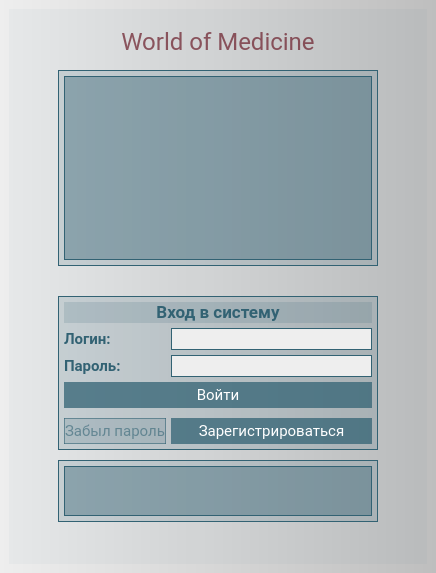
This is wom/GUI/UI/common/Login.ui in Spike2250/WoM as Qt 5 draws it before an edit. The edited form follows.
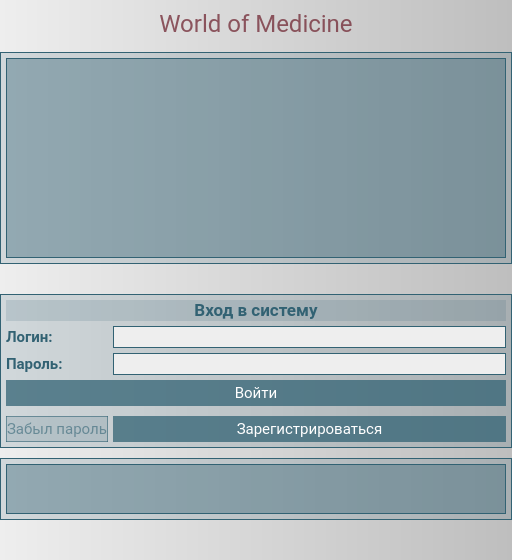
This is the edited form.

```diff
--- a/wom/GUI/UI/common/Login.ui
+++ b/wom/GUI/UI/common/Login.ui
@@ -1,582 +1,15 @@
 <?xml version="1.0" encoding="UTF-8"?>
 <ui version="4.0">
- <class>MainMenu</class>
- <widget class="QMainWindow" name="MainMenu">
+ <class>Login</class>
+ <widget class="QWidget" name="Login">
   <property name="geometry">
    <rect>
     <x>0</x>
     <y>0</y>
-    <width>436</width>
-    <height>573</height>
+    <width>512</width>
+    <height>560</height>
    </rect>
   </property>
-  <property name="minimumSize">
-   <size>
-    <width>0</width>
-    <height>0</height>
-   </size>
-  </property>
-  <property name="maximumSize">
-   <size>
-    <width>16777215</width>
-    <height>16777215</height>
-   </size>
-  </property>
-  <property name="baseSize">
-   <size>
-    <width>0</width>
-    <height>0</height>
-   </size>
-  </property>
-  <property name="palette">
-   <palette>
-    <active>
-     <colorrole role="WindowText">
-      <brush brushstyle="SolidPattern">
-       <color alpha="255">
-        <red>0</red>
-        <green>0</green>
-        <blue>0</blue>
-       </color>
-      </brush>
-     </colorrole>
-     <colorrole role="Button">
-      <brush brushstyle="LinearGradientPattern">
-       <gradient startx="0.000000000000000" starty="0.000000000000000" endx="1.000000000000000" endy="0.000000000000000" type="LinearGradient" spread="PadSpread" coordinatemode="ObjectBoundingMode">
-        <gradientstop position="0.000000000000000">
-         <color alpha="255">
-          <red>238</red>
-          <green>238</green>
-          <blue>238</blue>
-         </color>
-        </gradientstop>
-        <gradientstop position="1.000000000000000">
-         <color alpha="255">
-          <red>190</red>
-          <green>190</green>
-          <blue>190</blue>
-         </color>
-        </gradientstop>
-       </gradient>
-      </brush>
-     </colorrole>
-     <colorrole role="Light">
-      <brush brushstyle="SolidPattern">
-       <color alpha="255">
-        <red>255</red>
-        <green>255</green>
-        <blue>255</blue>
-       </color>
-      </brush>
-     </colorrole>
-     <colorrole role="Midlight">
-      <brush brushstyle="SolidPattern">
-       <color alpha="255">
-        <red>255</red>
-        <green>255</green>
-        <blue>255</blue>
-       </color>
-      </brush>
-     </colorrole>
-     <colorrole role="Dark">
-      <brush brushstyle="SolidPattern">
-       <color alpha="255">
-        <red>127</red>
-        <green>127</green>
-        <blue>127</blue>
-       </color>
-      </brush>
-     </colorrole>
-     <colorrole role="Mid">
-      <brush brushstyle="SolidPattern">
-       <color alpha="255">
-        <red>170</red>
-        <green>170</green>
-        <blue>170</blue>
-       </color>
-      </brush>
-     </colorrole>
-     <colorrole role="Text">
-      <brush brushstyle="SolidPattern">
-       <color alpha="255">
-        <red>0</red>
-        <green>0</green>
-        <blue>0</blue>
-       </color>
-      </brush>
-     </colorrole>
-     <colorrole role="BrightText">
-      <brush brushstyle="SolidPattern">
-       <color alpha="255">
-        <red>255</red>
-        <green>255</green>
-        <blue>255</blue>
-       </color>
-      </brush>
-     </colorrole>
-     <colorrole role="ButtonText">
-      <brush brushstyle="SolidPattern">
-       <color alpha="255">
-        <red>0</red>
-        <green>0</green>
-        <blue>0</blue>
-       </color>
-      </brush>
-     </colorrole>
-     <colorrole role="Base">
-      <brush brushstyle="LinearGradientPattern">
-       <gradient startx="0.000000000000000" starty="0.000000000000000" endx="1.000000000000000" endy="0.000000000000000" type="LinearGradient" spread="PadSpread" coordinatemode="ObjectBoundingMode">
-        <gradientstop position="0.000000000000000">
-         <color alpha="255">
-          <red>238</red>
-          <green>238</green>
-          <blue>238</blue>
-         </color>
-        </gradientstop>
-        <gradientstop position="1.000000000000000">
-         <color alpha="255">
-          <red>190</red>
-          <green>190</green>
-          <blue>190</blue>
-         </color>
-        </gradientstop>
-       </gradient>
-      </brush>
-     </colorrole>
-     <colorrole role="Window">
-      <brush brushstyle="LinearGradientPattern">
-       <gradient startx="0.000000000000000" starty="0.000000000000000" endx="1.000000000000000" endy="0.000000000000000" type="LinearGradient" spread="PadSpread" coordinatemode="ObjectBoundingMode">
-        <gradientstop position="0.000000000000000">
-         <color alpha="255">
-          <red>238</red>
-          <green>238</green>
-          <blue>238</blue>
-         </color>
-        </gradientstop>
-        <gradientstop position="1.000000000000000">
-         <color alpha="255">
-          <red>190</red>
-          <green>190</green>
-          <blue>190</blue>
-         </color>
-        </gradientstop>
-       </gradient>
-      </brush>
-     </colorrole>
-     <colorrole role="Shadow">
-      <brush brushstyle="SolidPattern">
-       <color alpha="255">
-        <red>0</red>
-        <green>0</green>
-        <blue>0</blue>
-       </color>
-      </brush>
-     </colorrole>
-     <colorrole role="AlternateBase">
-      <brush brushstyle="SolidPattern">
-       <color alpha="255">
-        <red>255</red>
-        <green>255</green>
-        <blue>255</blue>
-       </color>
-      </brush>
-     </colorrole>
-     <colorrole role="ToolTipBase">
-      <brush brushstyle="SolidPattern">
-       <color alpha="255">
-        <red>255</red>
-        <green>255</green>
-        <blue>220</blue>
-       </color>
-      </brush>
-     </colorrole>
-     <colorrole role="ToolTipText">
-      <brush brushstyle="SolidPattern">
-       <color alpha="255">
-        <red>0</red>
-        <green>0</green>
-        <blue>0</blue>
-       </color>
-      </brush>
-     </colorrole>
-     <colorrole role="PlaceholderText">
-      <brush brushstyle="SolidPattern">
-       <color alpha="128">
-        <red>0</red>
-        <green>0</green>
-        <blue>0</blue>
-       </color>
-      </brush>
-     </colorrole>
-    </active>
-    <inactive>
-     <colorrole role="WindowText">
-      <brush brushstyle="SolidPattern">
-       <color alpha="255">
-        <red>0</red>
-        <green>0</green>
-        <blue>0</blue>
-       </color>
-      </brush>
-     </colorrole>
-     <colorrole role="Button">
-      <brush brushstyle="LinearGradientPattern">
-       <gradient startx="0.000000000000000" starty="0.000000000000000" endx="1.000000000000000" endy="0.000000000000000" type="LinearGradient" spread="PadSpread" coordinatemode="ObjectBoundingMode">
-        <gradientstop position="0.000000000000000">
-         <color alpha="255">
-          <red>238</red>
-          <green>238</green>
-          <blue>238</blue>
-         </color>
-        </gradientstop>
-        <gradientstop position="1.000000000000000">
-         <color alpha="255">
-          <red>190</red>
-          <green>190</green>
-          <blue>190</blue>
-         </color>
-        </gradientstop>
-       </gradient>
-      </brush>
-     </colorrole>
-     <colorrole role="Light">
-      <brush brushstyle="SolidPattern">
-       <color alpha="255">
-        <red>255</red>
-        <green>255</green>
-        <blue>255</blue>
-       </color>
-      </brush>
-     </colorrole>
-     <colorrole role="Midlight">
-      <brush brushstyle="SolidPattern">
-       <color alpha="255">
-        <red>255</red>
-        <green>255</green>
-        <blue>255</blue>
-       </color>
-      </brush>
-     </colorrole>
-     <colorrole role="Dark">
-      <brush brushstyle="SolidPattern">
-       <color alpha="255">
-        <red>127</red>
-        <green>127</green>
-        <blue>127</blue>
-       </color>
-      </brush>
-     </colorrole>
-     <colorrole role="Mid">
-      <brush brushstyle="SolidPattern">
-       <color alpha="255">
-        <red>170</red>
-        <green>170</green>
-        <blue>170</blue>
-       </color>
-      </brush>
-     </colorrole>
-     <colorrole role="Text">
-      <brush brushstyle="SolidPattern">
-       <color alpha="255">
-        <red>0</red>
-        <green>0</green>
-        <blue>0</blue>
-       </color>
-      </brush>
-     </colorrole>
-     <colorrole role="BrightText">
-      <brush brushstyle="SolidPattern">
-       <color alpha="255">
-        <red>255</red>
-        <green>255</green>
-        <blue>255</blue>
-       </color>
-      </brush>
-     </colorrole>
-     <colorrole role="ButtonText">
-      <brush brushstyle="SolidPattern">
-       <color alpha="255">
-        <red>0</red>
-        <green>0</green>
-        <blue>0</blue>
-       </color>
-      </brush>
-     </colorrole>
-     <colorrole role="Base">
-      <brush brushstyle="LinearGradientPattern">
-       <gradient startx="0.000000000000000" starty="0.000000000000000" endx="1.000000000000000" endy="0.000000000000000" type="LinearGradient" spread="PadSpread" coordinatemode="ObjectBoundingMode">
-        <gradientstop position="0.000000000000000">
-         <color alpha="255">
-          <red>238</red>
-          <green>238</green>
-          <blue>238</blue>
-         </color>
-        </gradientstop>
-        <gradientstop position="1.000000000000000">
-         <color alpha="255">
-          <red>190</red>
-          <green>190</green>
-          <blue>190</blue>
-         </color>
-        </gradientstop>
-       </gradient>
-      </brush>
-     </colorrole>
-     <colorrole role="Window">
-      <brush brushstyle="LinearGradientPattern">
-       <gradient startx="0.000000000000000" starty="0.000000000000000" endx="1.000000000000000" endy="0.000000000000000" type="LinearGradient" spread="PadSpread" coordinatemode="ObjectBoundingMode">
-        <gradientstop position="0.000000000000000">
-         <color alpha="255">
-          <red>238</red>
-          <green>238</green>
-          <blue>238</blue>
-         </color>
-        </gradientstop>
-        <gradientstop position="1.000000000000000">
-         <color alpha="255">
-          <red>190</red>
-          <green>190</green>
-          <blue>190</blue>
-         </color>
-        </gradientstop>
-       </gradient>
-      </brush>
-     </colorrole>
-     <colorrole role="Shadow">
-      <brush brushstyle="SolidPattern">
-       <color alpha="255">
-        <red>0</red>
-        <green>0</green>
-        <blue>0</blue>
-       </color>
-      </brush>
-     </colorrole>
-     <colorrole role="AlternateBase">
-      <brush brushstyle="SolidPattern">
-       <color alpha="255">
-        <red>255</red>
-        <green>255</green>
-        <blue>255</blue>
-       </color>
-      </brush>
-     </colorrole>
-     <colorrole role="ToolTipBase">
-      <brush brushstyle="SolidPattern">
-       <color alpha="255">
-        <red>255</red>
-        <green>255</green>
-        <blue>220</blue>
-       </color>
-      </brush>
-     </colorrole>
-     <colorrole role="ToolTipText">
-      <brush brushstyle="SolidPattern">
-       <color alpha="255">
-        <red>0</red>
-        <green>0</green>
-        <blue>0</blue>
-       </color>
-      </brush>
-     </colorrole>
-     <colorrole role="PlaceholderText">
-      <brush brushstyle="SolidPattern">
-       <color alpha="128">
-        <red>0</red>
-        <green>0</green>
-        <blue>0</blue>
-       </color>
-      </brush>
-     </colorrole>
-    </inactive>
-    <disabled>
-     <colorrole role="WindowText">
-      <brush brushstyle="SolidPattern">
-       <color alpha="255">
-        <red>127</red>
-        <green>127</green>
-        <blue>127</blue>
-       </color>
-      </brush>
-     </colorrole>
-     <colorrole role="Button">
-      <brush brushstyle="LinearGradientPattern">
-       <gradient startx="0.000000000000000" starty="0.000000000000000" endx="1.000000000000000" endy="0.000000000000000" type="LinearGradient" spread="PadSpread" coordinatemode="ObjectBoundingMode">
-        <gradientstop position="0.000000000000000">
-         <color alpha="255">
-          <red>238</red>
-          <green>238</green>
-          <blue>238</blue>
-         </color>
-        </gradientstop>
-        <gradientstop position="1.000000000000000">
-         <color alpha="255">
-          <red>190</red>
-          <green>190</green>
-          <blue>190</blue>
-         </color>
-        </gradientstop>
-       </gradient>
-      </brush>
-     </colorrole>
-     <colorrole role="Light">
-      <brush brushstyle="SolidPattern">
-       <color alpha="255">
-        <red>255</red>
-        <green>255</green>
-        <blue>255</blue>
-       </color>
-      </brush>
-     </colorrole>
-     <colorrole role="Midlight">
-      <brush brushstyle="SolidPattern">
-       <color alpha="255">
-        <red>255</red>
-        <green>255</green>
-        <blue>255</blue>
-       </color>
-      </brush>
-     </colorrole>
-     <colorrole role="Dark">
-      <brush brushstyle="SolidPattern">
-       <color alpha="255">
-        <red>127</red>
-        <green>127</green>
-        <blue>127</blue>
-       </color>
-      </brush>
-     </colorrole>
-     <colorrole role="Mid">
-      <brush brushstyle="SolidPattern">
-       <color alpha="255">
-        <red>170</red>
-        <green>170</green>
-        <blue>170</blue>
-       </color>
-      </brush>
-     </colorrole>
-     <colorrole role="Text">
-      <brush brushstyle="SolidPattern">
-       <color alpha="255">
-        <red>127</red>
-        <green>127</green>
-        <blue>127</blue>
-       </color>
-      </brush>
-     </colorrole>
-     <colorrole role="BrightText">
-      <brush brushstyle="SolidPattern">
-       <color alpha="255">
-        <red>255</red>
-        <green>255</green>
-        <blue>255</blue>
-       </color>
-      </brush>
-     </colorrole>
-     <colorrole role="ButtonText">
-      <brush brushstyle="SolidPattern">
-       <color alpha="255">
-        <red>127</red>
-        <green>127</green>
-        <blue>127</blue>
-       </color>
-      </brush>
-     </colorrole>
-     <colorrole role="Base">
-      <brush brushstyle="LinearGradientPattern">
-       <gradient startx="0.000000000000000" starty="0.000000000000000" endx="1.000000000000000" endy="0.000000000000000" type="LinearGradient" spread="PadSpread" coordinatemode="ObjectBoundingMode">
-        <gradientstop position="0.000000000000000">
-         <color alpha="255">
-          <red>238</red>
-          <green>238</green>
-          <blue>238</blue>
-         </color>
-        </gradientstop>
-        <gradientstop position="1.000000000000000">
-         <color alpha="255">
-          <red>190</red>
-          <green>190</green>
-          <blue>190</blue>
-         </color>
-        </gradientstop>
-       </gradient>
-      </brush>
-     </colorrole>
-     <colorrole role="Window">
-      <brush brushstyle="LinearGradientPattern">
-       <gradient startx="0.000000000000000" starty="0.000000000000000" endx="1.000000000000000" endy="0.000000000000000" type="LinearGradient" spread="PadSpread" coordinatemode="ObjectBoundingMode">
-        <gradientstop position="0.000000000000000">
-         <color alpha="255">
-          <red>238</red>
-          <green>238</green>
-          <blue>238</blue>
-         </color>
-        </gradientstop>
-        <gradientstop position="1.000000000000000">
-         <color alpha="255">
-          <red>190</red>
-          <green>190</green>
-          <blue>190</blue>
-         </color>
-        </gradientstop>
-       </gradient>
-      </brush>
-     </colorrole>
-     <colorrole role="Shadow">
-      <brush brushstyle="SolidPattern">
-       <color alpha="255">
-        <red>0</red>
-        <green>0</green>
-        <blue>0</blue>
-       </color>
-      </brush>
-     </colorrole>
-     <colorrole role="AlternateBase">
-      <brush brushstyle="SolidPattern">
-       <color alpha="255">
-        <red>255</red>
-        <green>255</green>
-        <blue>255</blue>
-       </color>
-      </brush>
-     </colorrole>
-     <colorrole role="ToolTipBase">
-      <brush brushstyle="SolidPattern">
-       <color alpha="255">
-        <red>255</red>
-        <green>255</green>
-        <blue>220</blue>
-       </color>
-      </brush>
-     </colorrole>
-     <colorrole role="ToolTipText">
-      <brush brushstyle="SolidPattern">
-       <color alpha="255">
-        <red>0</red>
-        <green>0</green>
-        <blue>0</blue>
-       </color>
-      </brush>
-     </colorrole>
-     <colorrole role="PlaceholderText">
-      <brush brushstyle="SolidPattern">
-       <color alpha="128">
-        <red>0</red>
-        <green>0</green>
-        <blue>0</blue>
-       </color>
-      </brush>
-     </colorrole>
-    </disabled>
-   </palette>
-  </property>
-  <property name="font">
-   <font>
-    <family>Roboto</family>
-    <pointsize>10</pointsize>
-    <weight>50</weight>
-    <bold>false</bold>
-   </font>
-  </property>
   <property name="windowTitle">
    <string>World of Medicine</string>
   </property>
@@ -584,20 +17,43 @@
    <string notr="true">background-color: qlineargradient(spread:pad, x1:0, y1:0, x2:1, y2:0, stop:0 rgba(238, 238, 238, 255), stop:1 rgba(190, 190, 190, 255));
 font-family: Roboto;</string>
   </property>
-  <property name="toolButtonStyle">
-   <enum>Qt::ToolButtonIconOnly</enum>
-  </property>
-  <widget class="QWidget" name="centralwidget">
    <layout class="QVBoxLayout" name="verticalLayout_3">
+   <property name="spacing">
+    <number>0</number>
+   </property>
+   <property name="leftMargin">
+    <number>0</number>
+   </property>
+   <property name="topMargin">
+    <number>0</number>
+   </property>
+   <property name="rightMargin">
+    <number>0</number>
+   </property>
+   <property name="bottomMargin">
+    <number>0</number>
+   </property>
     <item>
      <widget class="QFrame" name="full_frame">
       <property name="styleSheet">
-       <string notr="true">background-color: rgba(50, 98, 115, 10);</string>
+      <string notr="true"/>
       </property>
       <layout class="QVBoxLayout" name="verticalLayout_2">
        <property name="spacing">
         <number>5</number>
        </property>
+      <property name="leftMargin">
+       <number>0</number>
+      </property>
+      <property name="topMargin">
+       <number>0</number>
+      </property>
+      <property name="rightMargin">
+       <number>0</number>
+      </property>
+      <property name="bottomMargin">
+       <number>0</number>
+      </property>
        <item>
         <widget class="QFrame" name="logo_frame">
          <property name="maximumSize">
@@ -607,7 +63,7 @@
           </size>
          </property>
          <property name="styleSheet">
-          <string notr="true">background-color: transparent;</string>
+         <string notr="true"/>
          </property>
          <layout class="QGridLayout" name="gridLayout_3">
           <property name="verticalSpacing">
@@ -1061,7 +517,6 @@
              <font>
               <family>Roboto</family>
               <pointsize>9</pointsize>
-              <weight>50</weight>
               <bold>false</bold>
              </font>
             </property>
@@ -1078,10 +533,23 @@
         </widget>
        </item>
        <item>
+       <widget class="QFrame" name="frame_login">
         <layout class="QHBoxLayout" name="horizontalLayout">
          <property name="spacing">
           <number>0</number>
          </property>
+         <property name="leftMargin">
+          <number>0</number>
+         </property>
+         <property name="topMargin">
+          <number>0</number>
+         </property>
+         <property name="rightMargin">
+          <number>0</number>
+         </property>
+         <property name="bottomMargin">
+          <number>0</number>
+         </property>
          <item>
           <spacer name="horizontalSpacer_2">
            <property name="orientation">
@@ -1102,12 +570,12 @@
           <widget class="QFrame" name="frame_login_wom">
            <property name="maximumSize">
             <size>
-             <width>500</width>
+             <width>550</width>
              <height>16777215</height>
             </size>
            </property>
            <property name="styleSheet">
-            <string notr="true">background-color: transparent;</string>
+            <string notr="true"/>
            </property>
            <layout class="QVBoxLayout" name="verticalLayout">
             <property name="spacing">
@@ -1151,6 +619,12 @@
                </property>
                <item>
                 <widget class="QTextBrowser" name="textBrowser">
+                 <property name="minimumSize">
+                  <size>
+                   <width>500</width>
+                   <height>200</height>
+                  </size>
+                 </property>
                  <property name="styleSheet">
                   <string notr="true">background-color: rgba(50, 98, 115, 100);
 color: White;
@@ -1692,10 +1166,10 @@
                     </colorrole>
                     <colorrole role="PlaceholderText">
                      <brush brushstyle="SolidPattern">
-                      <color alpha="128">
-                       <red>255</red>
-                       <green>255</green>
-                       <blue>255</blue>
+                      <color alpha="75">
+                       <red>50</red>
+                       <green>98</green>
+                       <blue>115</blue>
                       </color>
                      </brush>
                     </colorrole>
@@ -1706,7 +1180,6 @@
                   <font>
                    <family>Roboto</family>
                    <pointsize>11</pointsize>
-                   <weight>50</weight>
                    <italic>false</italic>
                    <bold>false</bold>
                   </font>
@@ -2227,10 +1700,10 @@
                     </colorrole>
                     <colorrole role="PlaceholderText">
                      <brush brushstyle="SolidPattern">
-                      <color alpha="128">
-                       <red>255</red>
-                       <green>255</green>
-                       <blue>255</blue>
+                      <color alpha="75">
+                       <red>50</red>
+                       <green>98</green>
+                       <blue>115</blue>
                       </color>
                      </brush>
                     </colorrole>
@@ -2241,7 +1714,6 @@
                   <font>
                    <family>Roboto</family>
                    <pointsize>11</pointsize>
-                   <weight>50</weight>
                    <italic>false</italic>
                    <bold>false</bold>
                   </font>
@@ -2724,10 +2196,10 @@
                     </colorrole>
                     <colorrole role="PlaceholderText">
                      <brush brushstyle="SolidPattern">
-                      <color alpha="128">
-                       <red>255</red>
-                       <green>255</green>
-                       <blue>255</blue>
+                      <color alpha="75">
+                       <red>50</red>
+                       <green>98</green>
+                       <blue>115</blue>
                       </color>
                      </brush>
                     </colorrole>
@@ -2738,7 +2210,6 @@
                   <font>
                    <family>Roboto</family>
                    <pointsize>11</pointsize>
-                   <weight>50</weight>
                    <italic>false</italic>
                    <bold>false</bold>
                   </font>
@@ -2861,7 +2332,6 @@
                   <font>
                    <family>Roboto</family>
                    <pointsize>10</pointsize>
-                   <weight>75</weight>
                    <bold>true</bold>
                   </font>
                  </property>
@@ -2917,15 +2387,13 @@
           </spacer>
          </item>
         </layout>
+       </widget>
        </item>
       </layout>
      </widget>
     </item>
    </layout>
   </widget>
- </widget>
- <resources>
-  <include location="../../res_main.qrc"/>
- </resources>
+ <resources/>
  <connections/>
 </ui>
```
Left out of the diff: 2 changed lines with no effect on the pictures. Lines whose indentation alone changed are shown as unchanged.
